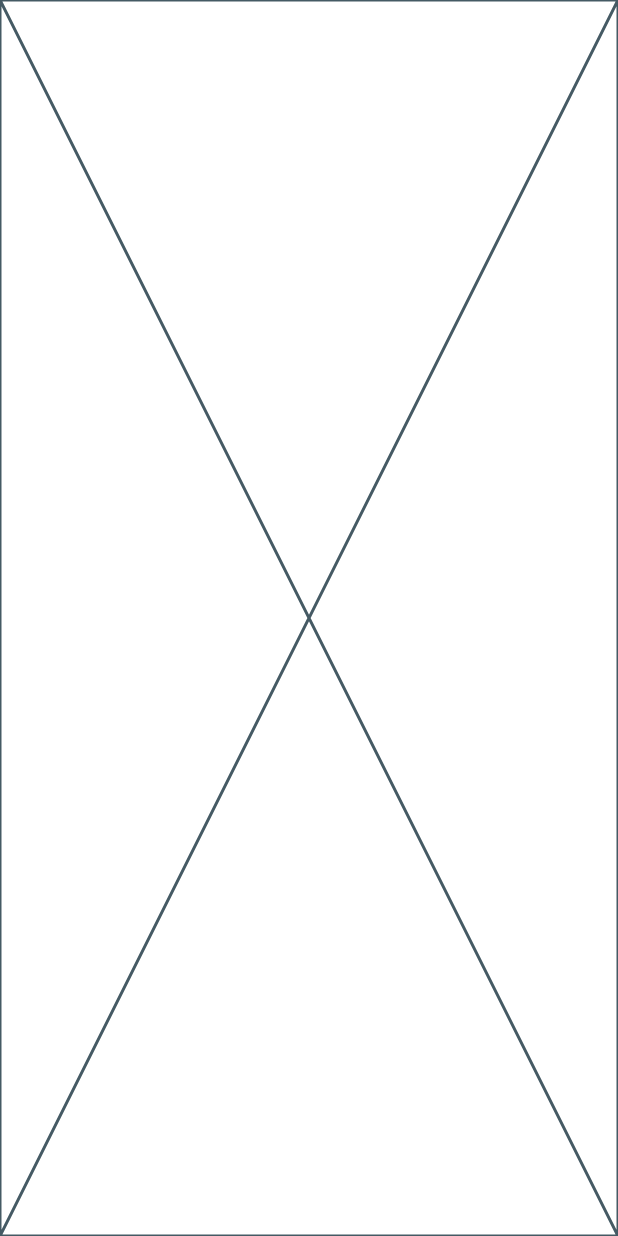
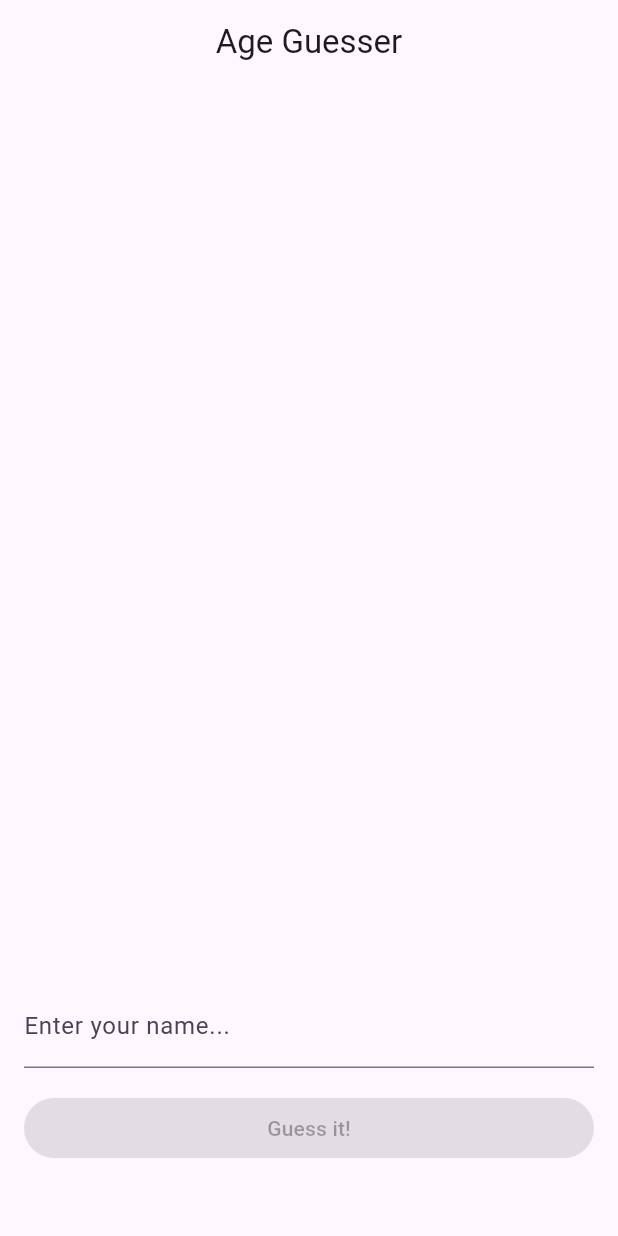
Before and after one commit to paswes/age_guesser, a Flutter app: the screen it shows after launch, on a phone screen of 412 x 824 dp. Run offline on Flutter 3.47's test engine with Material 2 defaults, Android fonts, the light colour scheme and no system bars; our stand-ins replace flutter_bloc.

Commit message:
feat: get estimated name by given name

```diff
--- /dev/null
+++ b/lib/api/age_api.dart
@@ -0,0 +1,19 @@
+import 'dart:io';
+import 'dart:convert';
+import 'package:http/http.dart' as http;
+
+// ignore: constant_identifier_names
+const API_BASE = 'https://api.agify.io';
+
+class AgeApi {
+  Future<int> getAgeByName(String name) async {
+    final response = await http.get(Uri.parse('$API_BASE?name=$name'));
+    if (response.statusCode == HttpStatus.ok) {
+      final json = jsonDecode(response.body);
+      return json['age'];
+    }
+
+    throw 'Failed to get estimated age for $name -'
+        ' Expected 200 OK but got ${response.statusCode}.';
+  }
+}
--- /dev/null
+++ b/lib/cubit/age_cubit.dart
@@ -0,0 +1,33 @@
+import 'package:age_guesser/cubit/status.dart';
+import 'package:age_guesser/api/age_api.dart';
+import 'package:flutter/material.dart';
+import 'package:flutter_bloc/flutter_bloc.dart';
+
+part 'age_state.dart';
+
+class NameAgeCubit extends Cubit<NameAgeState> {
+  final AgeApi ageApi;
+
+  NameAgeCubit({
+    required this.ageApi,
+  }) : super(NameAgeState.initial());
+
+  final TextEditingController nameController = TextEditingController();
+  final FocusNode focusNode = FocusNode();
+
+  void onChangedName(String value) => emit(state.copyWith(name: value));
+  void removeFocus() => focusNode.unfocus();
+
+  Future<void> getAge(String name) async {
+    nameController.clear();
+    removeFocus();
+    emit(state.copyWith(name: null, status: Status.loading));
+    try {
+      await Future.delayed(Duration(seconds: 2));
+      //final age = await ageApi.getAge(name);
+      emit(state.copyWith(age: 17, status: Status.success));
+    } catch (e) {
+      emit(state.copyWith(status: Status.error, lastException: Exception(e)));
+    }
+  }
+}
--- /dev/null
+++ b/lib/cubit/age_state.dart
@@ -0,0 +1,36 @@
+part of 'age_cubit.dart';
+
+class NameAgeState {
+  final Status status;
+  final Exception? lastException;
+  final int? age;
+  final String? name;
+
+  const NameAgeState._({
+    required this.status,
+    required this.lastException,
+    required this.age,
+    required this.name,
+  });
+
+  factory NameAgeState.initial() => const NameAgeState._(
+        status: Status.initial,
+        lastException: null,
+        age: null,
+        name: null,
+      );
+
+  NameAgeState copyWith({
+    Status? status,
+    Exception? lastException,
+    int? age,
+    String? name,
+  }) {
+    return NameAgeState._(
+      status: status ?? this.status,
+      lastException: lastException ?? this.lastException,
+      age: age ?? this.age,
+      name: name ?? this.name,
+    );
+  }
+}
--- /dev/null
+++ b/lib/cubit/status.dart
@@ -0,0 +1,14 @@
+enum Status {
+  initial,
+  loading,
+  success,
+  error;
+
+  bool get isInitial => this == initial;
+
+  bool get isLoading => this == loading;
+
+  bool get isSuccess => this == success;
+
+  bool get isError => this == error;
+}
--- a/lib/main.dart
+++ b/lib/main.dart
@@ -1,4 +1,9 @@
+import 'package:age_guesser/cubit/age_cubit.dart';
+import 'package:age_guesser/pages/home_page.dart';
+import 'package:age_guesser/api/age_api.dart';
+import 'package:flutter/foundation.dart';
 import 'package:flutter/material.dart';
+import 'package:flutter_bloc/flutter_bloc.dart';
 
 void main() {
   runApp(const MyApp());
@@ -10,21 +15,16 @@ class MyApp extends StatelessWidget {
   @override
   Widget build(BuildContext context) {
     return MaterialApp(
+      debugShowCheckedModeBanner: kDebugMode,
       title: 'Age Guesser',
       theme: ThemeData(
         colorScheme: ColorScheme.fromSeed(seedColor: Colors.deepPurple),
         useMaterial3: true,
       ),
-      home: const HomePage(),
+      home: BlocProvider(
+        create: (context) => NameAgeCubit(ageApi: AgeApi()),
+        child: const HomePage(),
+      ),
     );
   }
 }
-
-class HomePage extends StatelessWidget {
-  const HomePage({super.key});
-
-  @override
-  Widget build(BuildContext context) {
-    return const Placeholder();
-  }
-}
--- /dev/null
+++ b/lib/pages/home_page.dart
@@ -0,0 +1,117 @@
+import 'package:age_guesser/cubit/age_cubit.dart';
+import 'package:flutter/material.dart';
+import 'package:flutter_bloc/flutter_bloc.dart';
+
+class HomePage extends StatelessWidget {
+  const HomePage({super.key});
+
+  @override
+  Widget build(BuildContext context) {
+    return Scaffold(
+      appBar: AppBar(
+        title: const Text('Age Guesser'),
+        centerTitle: true,
+      ),
+      body: const Padding(
+        padding: EdgeInsets.all(16.0),
+        child: Column(
+          crossAxisAlignment: CrossAxisAlignment.stretch,
+          children: [
+            Spacer(),
+            EstimatedAge(),
+            Spacer(),
+            NameInputField(),
+            SizedBox(height: 16.0),
+            SubmitButton(),
+            SizedBox(height: 32.0),
+          ],
+        ),
+      ),
+    );
+  }
+}
+
+class NameInputField extends StatelessWidget {
+  const NameInputField({super.key});
+
+  @override
+  Widget build(BuildContext context) {
+    NameAgeCubit c = context.read<NameAgeCubit>();
+
+    return TextField(
+      controller: c.nameController,
+      focusNode: c.focusNode,
+      onTapOutside: (_) => c.removeFocus(),
+      onChanged: (value) => c.onChangedName(value.trim()),
+      decoration: const InputDecoration(
+        labelText: 'Enter your name...',
+      ),
+    );
+  }
+}
+
+class SubmitButton extends StatelessWidget {
+  const SubmitButton({Key? key}) : super(key: key);
+
+  @override
+  Widget build(BuildContext context) {
+    final NameAgeCubit c = context.read<NameAgeCubit>();
+
+    return BlocBuilder<NameAgeCubit, NameAgeState>(
+      builder: (context, state) {
+        final String? name = state.name;
+        final bool isDirty = name != c.nameController.text;
+        final bool canSubmit = (name?.isNotEmpty ?? false) && !isDirty;
+        return ElevatedButton(
+          onPressed: canSubmit ? () => c.getAge(state.name!) : null,
+          child: const Text('Guess it!'),
+        );
+      },
+    );
+  }
+}
+
+class EstimatedAge extends StatelessWidget {
+  const EstimatedAge({super.key});
+
+  Widget _build(NameAgeState state) {
+    if (state.status.isLoading) {
+      return const CircularProgressIndicator();
+    }
+
+    if (state.status.isError) {
+      return Text(
+        '${state.lastException}',
+        style: const TextStyle(
+          color: Colors.red,
+        ),
+      );
+    }
+
+    if (state.age == null) {
+      return const SizedBox();
+    }
+
+    return Column(
+      children: [
+        const Text('Estimated age'),
+        Text(
+          '${state.age}',
+          style: const TextStyle(
+            fontWeight: FontWeight.bold,
+            fontSize: 40.0,
+          ),
+        ),
+      ],
+    );
+  }
+
+  @override
+  Widget build(BuildContext context) {
+    final state = context.select((NameAgeCubit c) => c.state);
+
+    return Center(
+      child: _build(state),
+    );
+  }
+}
--- a/pubspec.yaml
+++ b/pubspec.yaml
@@ -10,8 +10,8 @@ dependencies:
   flutter:
     sdk: flutter
   cupertino_icons: ^1.0.2
-  bloc: ^8.0.0
   flutter_bloc: ^8.0.0
+  http: ^1.1.0
 
 dev_dependencies:
   flutter_test:
```
Also changed, not shown: pubspec.lock.
